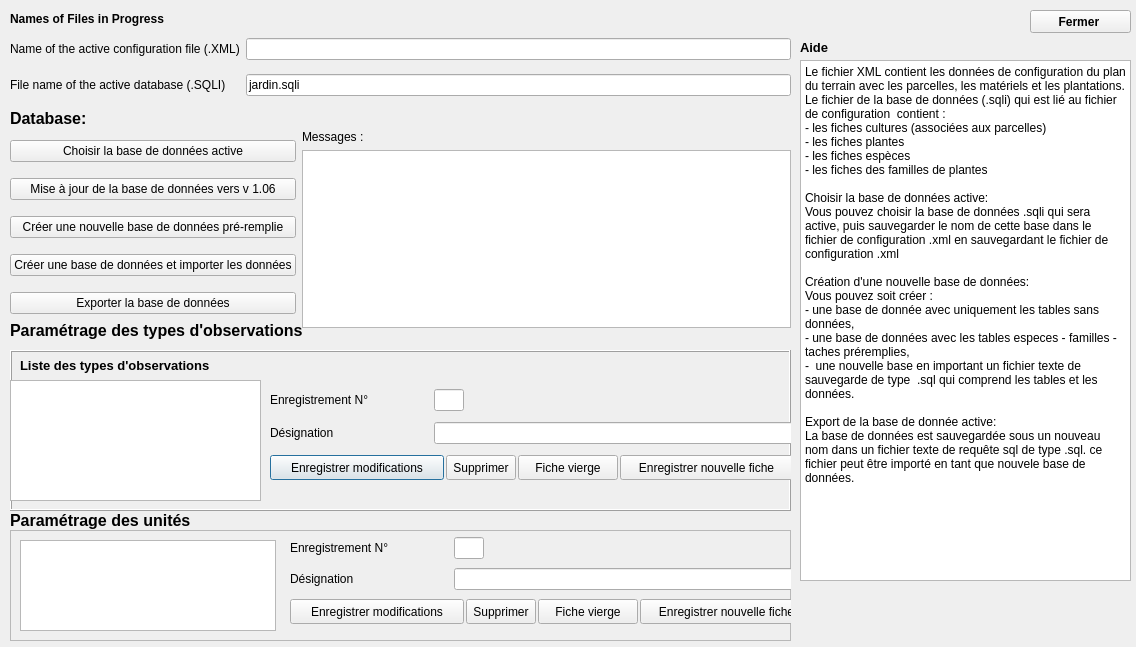
Qt form dialogs/configuration.ui (Znephf/libreJardin) before a commit.
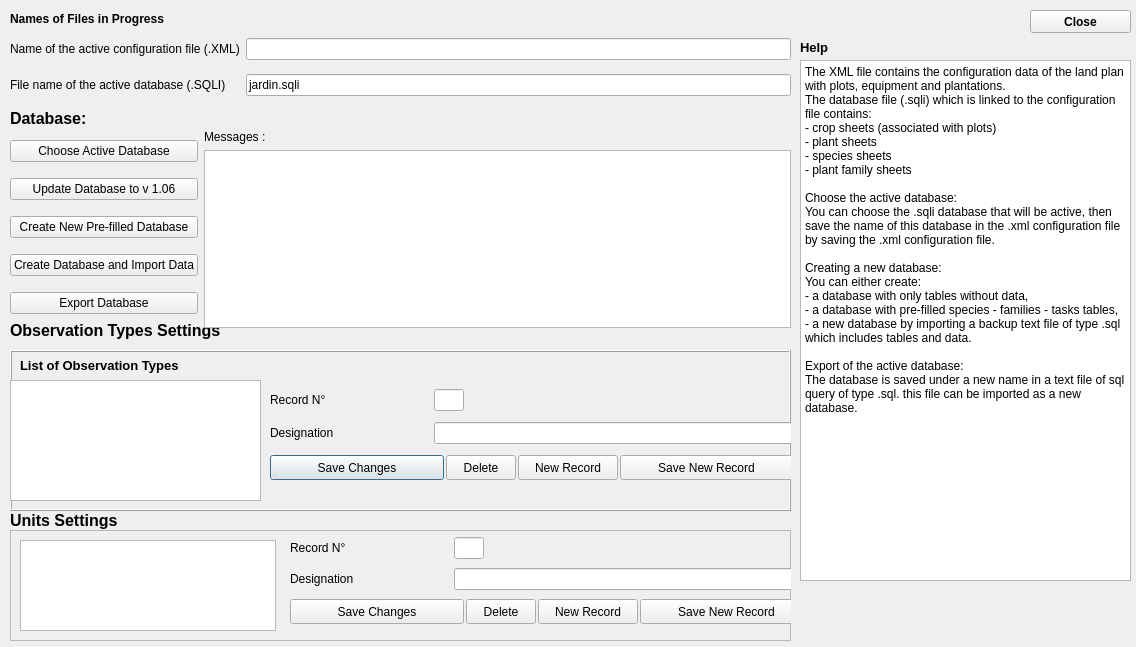
The same form after that commit. Icons and pictures are not drawn.

Diff of the .ui file:
```diff
--- a/dialogs/configuration.ui
+++ b/dialogs/configuration.ui
@@ -85,7 +85,7 @@
     </font>
    </property>
    <property name="text">
-    <string>Paramétrage des types d'observations</string>
+    <string>Observation Types Settings</string>
    </property>
    <property name="alignment">
     <set>Qt::AlignLeading|Qt::AlignLeft|Qt::AlignVCenter</set>
@@ -155,7 +155,7 @@
      </font>
     </property>
     <property name="text">
-     <string>Liste des types d'observations</string>
+    <string>List of Observation Types</string>
     </property>
    </widget>
    <widget class="QTableView" name="tableView_taches">
@@ -205,7 +205,7 @@
         </size>
        </property>
        <property name="text">
-        <string>Désignation</string>
+        <string>Designation</string>
        </property>
       </widget>
      </item>
@@ -215,7 +215,7 @@
      <item row="0" column="0">
       <widget class="QLabel" name="label_11">
        <property name="text">
-        <string>Enregistrement N°</string>
+        <string>Record N°</string>
        </property>
       </widget>
      </item>
@@ -255,7 +255,7 @@
           </size>
          </property>
          <property name="text">
-          <string>Enregistrer modifications</string>
+          <string>Save Changes</string>
          </property>
         </widget>
        </item>
@@ -274,7 +274,7 @@
           </size>
          </property>
          <property name="text">
-          <string>Supprimer</string>
+          <string>Delete</string>
          </property>
         </widget>
        </item>
@@ -293,7 +293,7 @@
           </size>
          </property>
          <property name="text">
-          <string>Fiche vierge</string>
+          <string>New Record</string>
          </property>
         </widget>
        </item>
@@ -312,7 +312,7 @@
           </size>
          </property>
          <property name="text">
-          <string>Enregistrer nouvelle fiche</string>
+          <string>Save New Record</string>
          </property>
         </widget>
        </item>
@@ -358,28 +358,28 @@
          <bool>true</bool>
         </property>
         <property name="text">
-         <string>Choisir la base de données active</string>
+         <string>Choose Active Database</string>
         </property>
        </widget>
       </item>
       <item>
        <widget class="QPushButton" name="pushButton_mise_a_jour">
         <property name="text">
-         <string>Mise à jour de la base de données vers v 1.06</string>
+         <string>Update Database to v 1.06</string>
         </property>
        </widget>
       </item>
       <item>
        <widget class="QPushButton" name="pushButton_NewdatabaseFull">
         <property name="text">
-         <string>Créer une nouvelle base de données pré-remplie</string>
+         <string>Create New Pre-filled Database</string>
         </property>
        </widget>
       </item>
       <item>
        <widget class="QPushButton" name="pushButton_import">
         <property name="text">
-         <string>Créer une base de données et importer les données</string>
+         <string>Create Database and Import Data</string>
         </property>
        </widget>
       </item>
@@ -389,7 +389,7 @@
          <bool>true</bool>
         </property>
         <property name="text">
-         <string>Exporter la base de données</string>
+         <string>Export Database</string>
         </property>
        </widget>
       </item>
@@ -424,24 +424,24 @@
     <bool>true</bool>
    </property>
    <property name="plainText">
-    <string>Le fichier XML contient les données de configuration du plan du terrain avec les parcelles, les matériels et les plantations.
-Le fichier de la base de données (.sqli) qui est lié au fichier de configuration  contient :
-- les fiches cultures (associées aux parcelles)
-- les fiches plantes
-- les fiches espèces 
-- les fiches des familles de plantes
+    <string>The XML file contains the configuration data of the land plan with plots, equipment and plantations.
+The database file (.sqli) which is linked to the configuration file contains:
+- crop sheets (associated with plots)
+- plant sheets
+- species sheets
+- plant family sheets
 
-Choisir la base de données active:
-Vous pouvez choisir la base de données .sqli qui sera active, puis sauvegarder le nom de cette base dans le fichier de configuration .xml en sauvegardant le fichier de configuration .xml
- 
-Création d'une nouvelle base de données:
-Vous pouvez soit créer : 
-- une base de donnée avec uniquement les tables sans données, 
-- une base de données avec les tables especes - familles -  taches préremplies, 
--  une nouvelle base en important un fichier texte de sauvegarde de type  .sql qui comprend les tables et les données.
+Choose the active database:
+You can choose the .sqli database that will be active, then save the name of this database in the .xml configuration file by saving the .xml configuration file.
 
-Export de la base de donnée active:
-La base de données est sauvegardée sous un nouveau nom dans un fichier texte de requête sql de type .sql. ce fichier peut être importé en tant que nouvele base de données.</string>
+Creating a new database:
+You can either create:
+- a database with only tables without data,
+- a database with pre-filled species - families - tasks tables,
+- a new database by importing a backup text file of type .sql which includes tables and data.
+
+Export of the active database:
+The database is saved under a new name in a text file of sql query of type .sql. this file can be imported as a new database.</string>
    </property>
   </widget>
   <widget class="QLabel" name="label">
@@ -461,7 +461,7 @@
     </font>
    </property>
    <property name="text">
-    <string>Aide </string>
+    <string>Help</string>
    </property>
   </widget>
   <widget class="QPushButton" name="pushButton_fermer">
@@ -480,7 +480,7 @@
     </font>
    </property>
    <property name="text">
-    <string>Fermer </string>
+    <string>Close</string>
    </property>
    <property name="icon">
     <iconset resource="../libreJardin.qrc">
@@ -537,7 +537,7 @@
         </size>
        </property>
        <property name="text">
-        <string>Désignation</string>
+        <string>Designation</string>
        </property>
       </widget>
      </item>
@@ -547,7 +547,7 @@
      <item row="0" column="0">
       <widget class="QLabel" name="label_12">
        <property name="text">
-        <string>Enregistrement N°</string>
+        <string>Record N°</string>
        </property>
       </widget>
      </item>
@@ -587,7 +587,7 @@
           </size>
          </property>
          <property name="text">
-          <string>Enregistrer modifications</string>
+          <string>Save Changes</string>
          </property>
         </widget>
        </item>
@@ -606,7 +606,7 @@
           </size>
          </property>
          <property name="text">
-          <string>Supprimer</string>
+          <string>Delete</string>
          </property>
         </widget>
        </item>
@@ -625,7 +625,7 @@
           </size>
          </property>
          <property name="text">
-          <string>Fiche vierge</string>
+          <string>New Record</string>
          </property>
         </widget>
        </item>
@@ -644,7 +644,7 @@
           </size>
          </property>
          <property name="text">
-          <string>Enregistrer nouvelle fiche</string>
+          <string>Save New Record</string>
          </property>
         </widget>
        </item>
@@ -670,7 +670,7 @@
     </font>
    </property>
    <property name="text">
-    <string>Paramétrage des unités</string>
+    <string>Units Settings</string>
    </property>
    <property name="alignment">
     <set>Qt::AlignLeading|Qt::AlignLeft|Qt::AlignVCenter</set>
```
Left out of the diff: 2 changed lines with no effect on the pictures.
